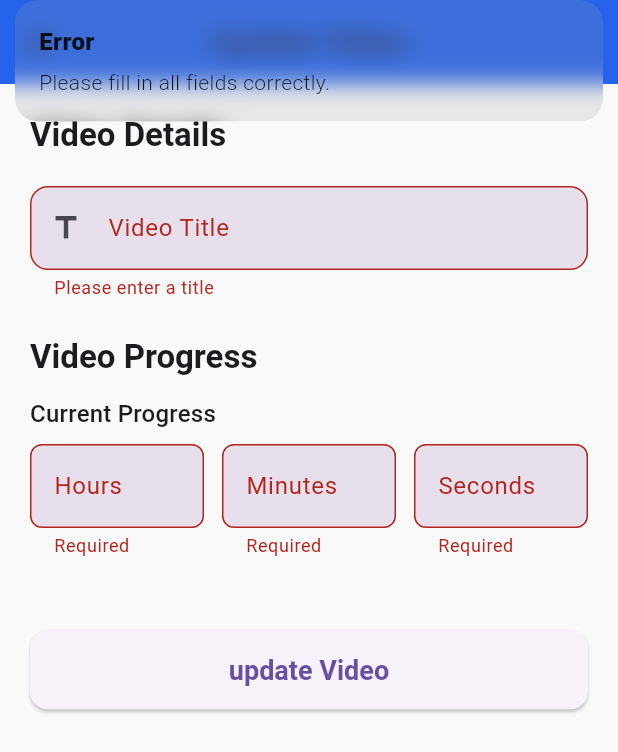
After one commit to Houssein2eba/videos_trucker, a Flutter app: the EditVideo screen opened by its route, after a tap on "update Video", on a phone screen of 412 x 824 dp. The commit adds this screen. Shown: the top 752 px of the screen. Run offline on Flutter 3.47's test engine with Material 3 defaults, Android fonts, the phone set to English and light mode, and no system bars; our stand-ins replace get, sqflite; accounts and stored records are empty; statements that could not run were skipped.

Commit message:
edit video

```diff
--- /dev/null
+++ b/lib/controllers/videos/edit_video_controller.dart
@@ -0,0 +1,92 @@
+import 'package:flutter/material.dart';
+import 'package:get/get.dart';
+import 'package:videos_trucker/controllers/videos/get_videos_controller.dart';
+import 'package:videos_trucker/models/video.dart';
+import 'package:videos_trucker/routes.dart';
+import 'package:videos_trucker/sql/db.dart';
+
+class EditVideoController extends GetxController {
+  late TextEditingController titleController;
+  late TextEditingController currentHoursController;
+  late TextEditingController currentMinutesController;
+  late TextEditingController currentSecondsController;
+  late Video video;
+
+
+  final GlobalKey<FormState> formKey = GlobalKey<FormState>();
+
+  @override
+  void onInit() {
+    super.onInit();
+    titleController = TextEditingController();
+    currentHoursController = TextEditingController();
+    currentMinutesController = TextEditingController();
+    currentSecondsController = TextEditingController();
+    video = Get.arguments['video'] as Video;
+    titleController.text = video.title;
+    currentHoursController.text = video.currentHours.toString();
+    currentMinutesController.text = video.currentMinutes.toString();
+    currentSecondsController.text = video.currentSeconds.toString();
+
+  }
+
+  Future<void> updateVideo() async {
+    if (formKey.currentState!.validate()) {
+      try {
+        final currentHours = int.parse(currentHoursController.text);
+        final currentMinutes = int.parse(currentMinutesController.text);
+        final currentSeconds = int.parse(currentSecondsController.text);
+        final totalHours = video.totalHours;
+        final totalMinutes = video.totalMinutes;
+        final totalSeconds = video.totalSeconds;
+
+              final int currentTotalSeconds = currentHours * 3600 + currentMinutes * 60 + currentSeconds;
+      final int videoTotalSeconds = totalHours * 3600 + totalMinutes * 60 + totalSeconds;
+
+        if( currentTotalSeconds > videoTotalSeconds) {
+          Get.snackbar(
+            'Invalid Time',
+            'Current progress cannot exceed total duration',
+            snackPosition: SnackPosition.BOTTOM,
+            backgroundColor: Colors.red,
+            colorText: Colors.white,
+          );
+          return;
+        }
+        final String sql = '''
+          UPDATE videos
+          SET title = ?,
+              currentHours = ?,
+              currentMinutes = ?,
+              currentSeconds = ?,
+              updatedAt = strftime('%s', 'now')
+          WHERE id = ?
+        ''';
+        final List<Object?> values = [
+          titleController.text,
+          currentHours,
+          currentMinutes,
+          currentSeconds,
+          video.id
+        ];
+        int response=await SqlDb().updateData(sql, values: values);
+
+        if (response > 0) {
+          Get.snackbar('Success', 'Video updated successfully');
+          video.title = titleController.text;
+          video.currentHours = currentHours;
+          video.currentMinutes = currentMinutes;
+          video.currentSeconds = currentSeconds;
+                   Get.until((route) => route.settings.name == Routes.videosHome);
+                   Get.find<GetVideosController>().fetchVideos();
+          update();
+
+        } else {
+          Get.snackbar('Error', 'Failed to update video');
+        }
+      } catch (e) {
+        Get.snackbar('Error', 'Failed to update video: $e');
+      }
+    }
+  }
+}
--- a/lib/core/functions/format_time.dart
+++ b/lib/core/functions/format_time.dart
@@ -5,7 +5,7 @@
     final m = int.tryParse(minutes) ?? 0;
     final s = int.tryParse(seconds) ?? 0;
 
-    if (h > 0) return '${h}h ${m}m';
-    if (m > 0) return '${m}m ${s}s';
+    if (h > 0) return '${h}h ${m>0? '${m}m': '${m}0'}m ';
+    if (m > 0) return '${m}m ${s>0? '${s}s': '${s}0'}s';
     return '${s}s';
   }
--- a/lib/models/video.dart
+++ b/lib/models/video.dart
@@ -1,17 +1,17 @@
 
 class Video {
-  final String id;
-  final String title;
-  final int currentHours;
-  final int currentMinutes;
-  final int currentSeconds;
-  final int totalHours;
-  final int totalMinutes;
-  final int totalSeconds;
+   String id;
+   String title;
+   int currentHours;
+   int currentMinutes;
+   int currentSeconds;
+   int totalHours;
+   int totalMinutes;
+   int totalSeconds;
    int isCurrent;
-  final int isCompleted;
-  final DateTime uploadDate;
-  final DateTime? finishedDate;
+   int isCompleted;
+   DateTime uploadDate;
+   DateTime? finishedDate;
 
   Video({
     required this.id,
--- a/lib/routes.dart
+++ b/lib/routes.dart
@@ -1,14 +1,17 @@
 import 'package:get/get.dart';
 import 'package:videos_trucker/controllers/videos/create_video_controller.dart';
+import 'package:videos_trucker/controllers/videos/edit_video_controller.dart';
 import 'package:videos_trucker/controllers/videos/get_videos_controller.dart';
 import 'package:videos_trucker/views/home.dart';
 import 'package:videos_trucker/views/videos/create.dart';
+import 'package:videos_trucker/views/videos/edit.dart';
 import 'package:videos_trucker/views/videos/index.dart';
 
 class Routes {
   static const String home = '/';
   static const String videosHome = '/videos-home';
   static const String createVideo = '/create-video';
+  static const String editVideo = '/edit-video';
 
   static List<GetPage> getPages() {
     return [
@@ -30,6 +33,13 @@ class Routes {
           Get.lazyPut(() => CreateVideoController());
         }),
       ),
+      GetPage(
+        name: editVideo,
+        page: () => const EditVideo(),
+        binding: BindingsBuilder(() {
+          Get.lazyPut(() => EditVideoController());
+        }),
+      ),
     ];
   }
 }
--- /dev/null
+++ b/lib/views/videos/edit.dart
@@ -0,0 +1,122 @@
+import 'package:flutter/material.dart';
+import 'package:get/get.dart';
+import 'package:videos_trucker/controllers/videos/edit_video_controller.dart';
+
+import 'package:videos_trucker/core/constant/colors_class.dart';
+import 'package:videos_trucker/widgets/time_inputs.dart';
+
+class EditVideo extends GetView<EditVideoController> {
+  const EditVideo({super.key});
+
+  @override
+  Widget build(BuildContext context) {
+    return Scaffold(
+      backgroundColor: AppColors.backgroundColor,
+      appBar: AppBar(
+        title: const Text('Update Video'),
+        backgroundColor: AppColors.primaryColor,
+        centerTitle: true,
+        elevation: 0,
+      ),
+      body: SingleChildScrollView(
+        child: Padding(
+          padding: const EdgeInsets.all(20.0),
+          child: Form(
+            key: controller.formKey,
+            child: Column(
+              crossAxisAlignment: CrossAxisAlignment.start,
+              children: [
+                // Title Field
+                Text(
+                  'Video Details',
+                  style: Theme.of(context).textTheme.titleLarge?.copyWith(
+                        fontWeight: FontWeight.bold,
+                      ),
+                ),
+                const SizedBox(height: 20),
+                TextFormField(
+                  controller: controller.titleController,
+                  decoration: InputDecoration(
+                    labelText: 'Video Title',
+                    border: OutlineInputBorder(
+                      borderRadius: BorderRadius.circular(12),
+                      borderSide: BorderSide(
+                        color: Theme.of(context).colorScheme.outline,
+                      ),
+                    ),
+                    enabledBorder: OutlineInputBorder(
+                      borderRadius: BorderRadius.circular(12),
+                      borderSide: BorderSide(
+                        color: Theme.of(context).colorScheme.outline,
+                      ),
+                    ),
+                    prefixIcon: const Icon(Icons.title),
+                    filled: true,
+                    fillColor: Theme.of(context).colorScheme.surfaceVariant,
+                  ),
+                  validator: (value) {
+                    if (value == null || value.isEmpty) {
+                      return 'Please enter a title';
+                    }
+                    return null;
+                  },
+                ),
+                const SizedBox(height: 24.0),
+
+                // Progress Section
+                Text(
+                  'Video Progress',
+                  style: Theme.of(context).textTheme.titleLarge?.copyWith(
+                        fontWeight: FontWeight.bold,
+                      ),
+                ),
+                const SizedBox(height: 12.0),
+                Text(
+                  'Current Progress',
+                  style: Theme.of(context).textTheme.titleMedium,
+                ),
+                const SizedBox(height: 8.0),
+                TimeInputs(
+                  hoursController: controller.currentHoursController,
+                  minutesController: controller.currentMinutesController,
+                  secondsController: controller.currentSecondsController,
+                ),
+
+                // Total Duration Section
+                const SizedBox(height: 16.0),
+
+
+                // Create Button
+                const SizedBox(height: 32.0),
+                SizedBox(
+                  width: double.infinity,
+                  child: ElevatedButton(
+                    onPressed: () {
+                      if (controller.formKey.currentState!.validate()) {
+                        controller.updateVideo();
+                      }else{
+                        Get.snackbar('Error', 'Please fill in all fields correctly.');
+                        return;
+                      }
+                    },
+                    style: ElevatedButton.styleFrom(
+                      padding: const EdgeInsets.symmetric(vertical: 16.0),
+                      shape: RoundedRectangleBorder(
+                        borderRadius: BorderRadius.circular(12),
+                      ),
+                      textStyle: const TextStyle(
+                        fontSize: 18.0,
+                        fontWeight: FontWeight.bold,
+                      ),
+                    ),
+                    child: const Text('update Video'),
+                  ),
+                ),
+              ],
+            ),
+          ),
+        ),
+      ),
+    );
+  }
+}
--- a/lib/views/videos/index.dart
+++ b/lib/views/videos/index.dart
@@ -50,9 +50,12 @@ class VideosHome extends GetView<GetVideosController> {
             itemBuilder: (context, index) {
               final video = controller.videos[index];
               final progress = controller.calculateProgress(video);
-              return ListVideosCard(background: video.isCurrent==1 ? AppColors.splashColor : AppColors.backgroundColor,progress: progress,video: video,onPressed: (){
-                controller.markVideoAsWatched(video: video);
-              },);
+              return InkWell(
+                onTap: () => Get.toNamed(Routes.editVideo, arguments: {'video': video}),
+                child: ListVideosCard(background: video.isCurrent==1 ? AppColors.splashColor : AppColors.backgroundColor,progress: progress,video: video,onPressed: (){
+                  controller.markVideoAsWatched(video: video);
+                },),
+              );
             },
           );
         },
```
